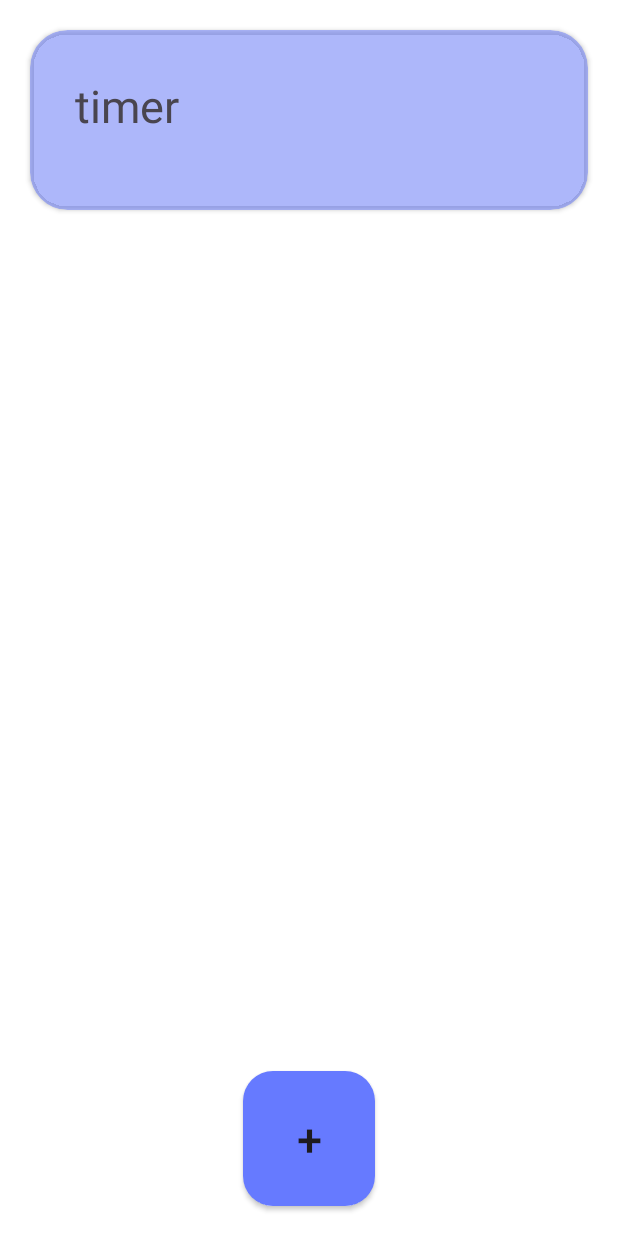
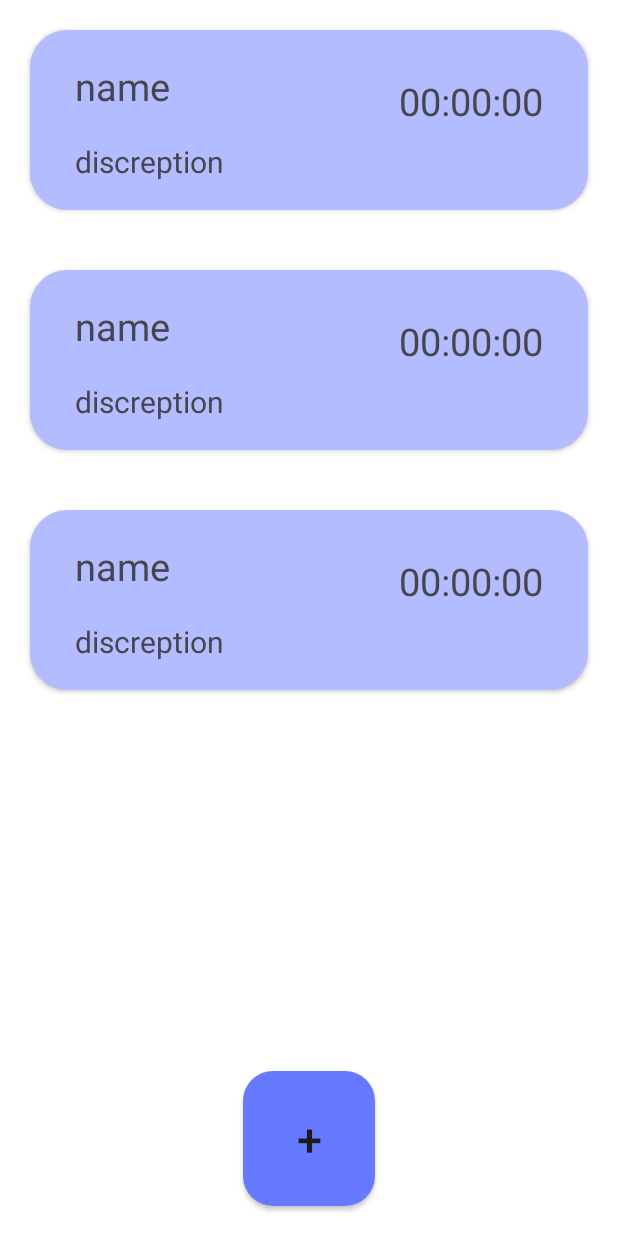
Before and after one commit to salmaehab26/Timer-Application, an Android app: the layout activity_main.xml on its own in the app's theme, with its tools: preview values and no code run, on a phone screen of 412 x 824 dp. Run offline under Robolectric (Android 15) with nearby library versions, the phone set to English and light mode, and no system bars.

Commit message:
Finish timer

```diff
--- a/app/src/main/AndroidManifest.xml
+++ b/app/src/main/AndroidManifest.xml
@@ -2,6 +2,7 @@
 <manifest xmlns:android="http://schemas.android.com/apk/res/android"
     xmlns:tools="http://schemas.android.com/tools">
 
+    <uses-permission android:name="android.permission.POST_NOTIFICATIONS" />
     <application
         android:allowBackup="true"
         android:dataExtractionRules="@xml/data_extraction_rules"
@@ -11,6 +12,9 @@
         android:roundIcon="@mipmap/ic_launcher_round"
         android:supportsRtl="true"
         android:theme="@style/Theme.TimerApplication">
+        <activity
+            android:name=".ui.AddTimerActivity"
+            android:exported="false" />
         <activity
             android:name=".ui.MainActivity"
             android:exported="true">
--- a/app/src/main/java/com/example/timerapplication/Adapter/DIffUtil.kt
+++ b/app/src/main/java/com/example/timerapplication/Adapter/DIffUtil.kt
@@ -17,6 +17,10 @@ class DIffUtils(
     }
 
     override fun areContentsTheSame(oldItemPosition: Int, newItemPosition: Int): Boolean {
-        return oldList[oldItemPosition] == newList[newItemPosition]
+        val old = oldList[oldItemPosition]
+        val new = newList[newItemPosition]
+        return old.name == new.name &&
+                old.description == new.description &&
+                old.endTimeMillis == new.endTimeMillis
     }
 }
--- a/app/src/main/res/layout/activity_main.xml
+++ b/app/src/main/res/layout/activity_main.xml
@@ -6,13 +6,14 @@
     <data>
 
         <variable
-            name="viewModel"
-            type="com.example.timerapplication.ViewModel.TimerViewModel" />
+            name="timerViewModel"
+            type="com.example.timerapplication.viewModel.TimerViewModel" />
     </data>
 
 
     <androidx.constraintlayout.widget.ConstraintLayout
         android:id="@+id/main"
+        android:fitsSystemWindows="true"
         android:layout_width="match_parent"
         android:layout_height="match_parent"
         tools:context=".ui.MainActivity"
--- a/app/src/main/res/layout/timer_item.xml
+++ b/app/src/main/res/layout/timer_item.xml
@@ -1,25 +1,54 @@
 <?xml version="1.0" encoding="utf-8"?>
-<androidx.constraintlayout.widget.ConstraintLayout xmlns:android="http://schemas.android.com/apk/res/android"
+
+
+<androidx.cardview.widget.CardView xmlns:android="http://schemas.android.com/apk/res/android"
     xmlns:app="http://schemas.android.com/apk/res-auto"
     android:layout_width="match_parent"
-    android:layout_height="match_parent">
+    android:layout_height="120dp"
+    android:layout_margin="20dp"
+    app:cardCornerRadius="25dp"
+    app:layout_constraintStart_toStartOf="parent"
+    app:layout_constraintTop_toTopOf="parent">
 
-    <androidx.cardview.widget.CardView
+    <androidx.constraintlayout.widget.ConstraintLayout
         android:layout_width="match_parent"
-        android:layout_height="120dp"
-        android:layout_margin="20dp"
-        app:cardBackgroundColor="#80667aff"
-        app:cardCornerRadius="25dp"
-        app:layout_constraintStart_toStartOf="parent"
-        app:layout_constraintTop_toTopOf="parent">
+        android:background="#80667aff"
+        android:layout_height="match_parent">
+
 
         <androidx.appcompat.widget.AppCompatTextView
+            android:id="@+id/text_name"
             android:layout_width="wrap_content"
             android:layout_height="wrap_content"
-            android:layout_margin="30dp"
-            android:text="timer"
-            android:textSize="30sp" />
+            android:layout_marginStart="30dp"
+            android:layout_marginTop="20dp"
+            android:text="name"
+            android:textSize="25sp"
+            app:layout_constraintStart_toStartOf="parent"
+            app:layout_constraintTop_toTopOf="parent" />
+
+        <androidx.appcompat.widget.AppCompatTextView
+            android:id="@+id/text_descr"
+            android:layout_width="wrap_content"
+            android:layout_height="wrap_content"
+            android:layout_marginStart="30dp"
+            android:text="discreption"
+            android:textSize="20sp"
+            app:layout_constraintBottom_toBottomOf="parent"
+            app:layout_constraintStart_toStartOf="parent"
+            app:layout_constraintTop_toBottomOf="@id/text_name" />
 
 
-    </androidx.cardview.widget.CardView>
-</androidx.constraintlayout.widget.ConstraintLayout>
+        <androidx.appcompat.widget.AppCompatTextView
+            android:id="@+id/text_time"
+            android:layout_width="wrap_content"
+            android:layout_height="wrap_content"
+            android:text="00:00:00"
+            android:layout_margin="30dp"
+            android:textSize="25sp"
+            app:layout_constraintTop_toTopOf="parent"
+            app:layout_constraintEnd_toEndOf="parent"/>
+
+    </androidx.constraintlayout.widget.ConstraintLayout>
+
+</androidx.cardview.widget.CardView>
--- a/gradle.properties
+++ b/gradle.properties
@@ -7,6 +7,8 @@
 # Specifies the JVM arguments used for the daemon process.
 # The setting is particularly useful for tweaking memory settings.
 org.gradle.jvmargs=-Xmx2048m -Dfile.encoding=UTF-8
+org.gradle.java.home=C:\\Users\\salma.ehab\\AppData\\Local\\Programs\\Eclipse Adoptium\\jdk-17.0.16.8-hotspot
+
 # When configured, Gradle will run in incubating parallel mode.
 # This option should only be used with decoupled projects. For more details, visit
 # https://developer.android.com/r/tools/gradle-multi-project-decoupled-projects
--- a/gradle/libs.versions.toml
+++ b/gradle/libs.versions.toml
@@ -1,6 +1,6 @@
 [versions]
 agp = "8.13.0"
-kotlin = "2.0.21"
+kotlin = "2.2.20"
 coreKtx = "1.17.0"
 junit = "4.13.2"
 junitVersion = "1.3.0"
```
Also changed, not shown: app/build.gradle.kts (+6 -3 lines), app/src/main/java/com/example/timerapplication/Adapter/TimerAdapter.kt (+62 -13 lines), app/src/main/java/com/example/timerapplication/ViewModel/TimerViewModel.kt (deleted, +0 -20 lines), app/src/main/java/com/example/timerapplication/data/NotificationWorker.kt (added, +43 -0 lines), app/src/main/java/com/example/timerapplication/data/NotificatonHelper.kt (added, +33 -0 lines), app/src/main/java/com/example/timerapplication/data/TimerModel.kt (+7 -4 lines), app/src/main/java/com/example/timerapplication/data/TimerRepository.kt (+18 -6 lines), app/src/main/java/com/example/timerapplication/data/scheduleNotification.kt (added, +27 -0 lines), app/src/main/java/com/example/timerapplication/ui/AddTimerActivity.kt (+45 -9 lines), app/src/main/java/com/example/timerapplication/ui/MainActivity.kt (+10 -5 lines), app/src/main/java/com/example/timerapplication/viewModel/TimerViewModel.kt (added, +60 -0 lines), app/src/main/res/layout/activity_add_timer.xml (+40 -8 lines), app/src/main/res/drawable/notification_bell.png (added).
